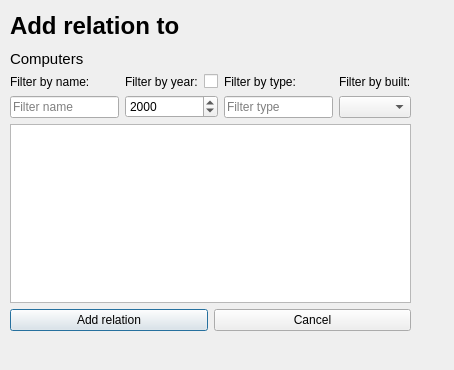
Njallzzz/Skilaverkefni, file skilaverkefni3/ui/personaddrelation.ui: the form before one commit.
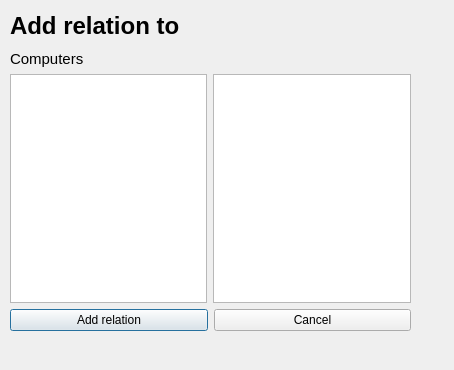
The form after the commit.

The edit to the form file:
```diff
--- a/skilaverkefni3/ui/personaddrelation.ui
+++ b/skilaverkefni3/ui/personaddrelation.ui
@@ -38,89 +38,13 @@
     <item>
      <layout class="QHBoxLayout" name="horizontalLayout">
       <item>
-       <layout class="QVBoxLayout" name="filter_group_name_c_g">
-        <item>
-         <widget class="QLabel" name="label_5">
-          <property name="text">
-           <string>Filter by name:</string>
-          </property>
-         </widget>
-        </item>
-        <item>
-         <widget class="QLineEdit" name="filter_name_c">
-          <property name="placeholderText">
-           <string>Filter name</string>
-          </property>
-         </widget>
-        </item>
-       </layout>
+       <widget class="QTableView" name="computer_list"/>
       </item>
       <item>
-       <layout class="QVBoxLayout" name="filter_group_year_c_g">
-        <item>
-         <layout class="QHBoxLayout" name="horizontalLayout_4">
-          <item>
-           <widget class="QLabel" name="label_7">
-            <property name="text">
-             <string>Filter by year:</string>
-            </property>
-           </widget>
-          </item>
-          <item>
-           <widget class="QCheckBox" name="filter_date_c_c">
-            <property name="text">
-             <string/>
-            </property>
-           </widget>
-          </item>
-         </layout>
-        </item>
-        <item>
-         <widget class="QDateEdit" name="date_date_c">
-          <property name="displayFormat">
-           <string>yyyy</string>
-          </property>
-         </widget>
-        </item>
-       </layout>
-      </item>
-      <item>
-       <layout class="QVBoxLayout" name="filter_group_type_c_g">
-        <item>
-         <widget class="QLabel" name="label_6">
-          <property name="text">
-           <string>Filter by type:</string>
-          </property>
-         </widget>
-        </item>
-        <item>
-         <widget class="QLineEdit" name="filter_type_c">
-          <property name="placeholderText">
-           <string>Filter type</string>
-          </property>
-         </widget>
-        </item>
-       </layout>
-      </item>
-      <item>
-       <layout class="QVBoxLayout" name="filter_group_built_c_g">
-        <item>
-         <widget class="QLabel" name="label_8">
-          <property name="text">
-           <string>Filter by built:</string>
-          </property>
-         </widget>
-        </item>
-        <item>
-         <widget class="QComboBox" name="filter_built_c"/>
-        </item>
-       </layout>
+       <widget class="QTableView" name="computer_list_2"/>
       </item>
      </layout>
     </item>
-    <item>
-     <widget class="QTableView" name="computer_list"/>
-    </item>
     <item>
      <layout class="QHBoxLayout" name="horizontalLayout_2">
       <item>
```
